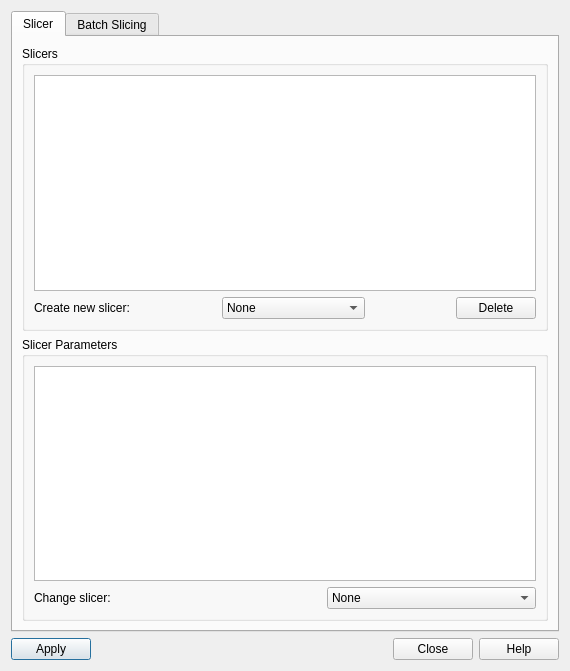
The window that src/sas/qtgui/Plotting/UI/SlicerParametersUI.ui (SasView/sasview) describes before a commit, drawn with Qt 5.
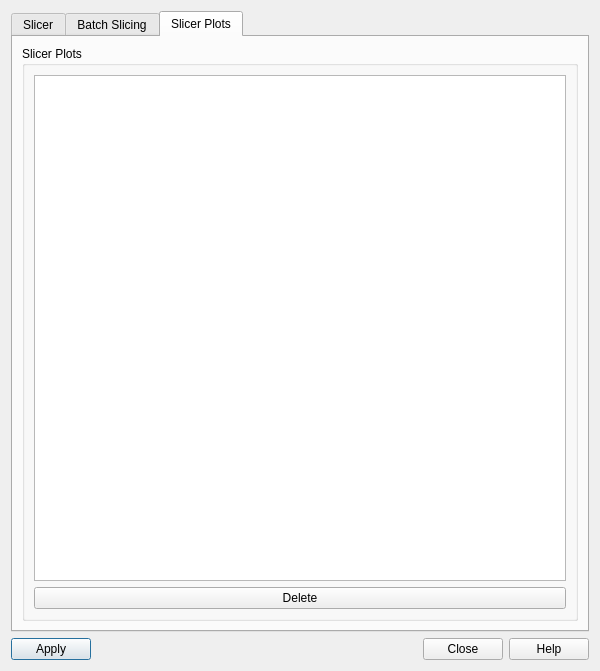
The same window after the commit. The open tabs and pages were chosen to show the change. Icons and pictures are not drawn.

Commit message:
Slicer plot stacking (#3806)
* Adds StackableMixin to stack plots of the same slicer type

* UI implementation

* Default to stacking

```diff
--- a/src/sas/qtgui/Plotting/UI/SlicerParametersUI.ui
+++ b/src/sas/qtgui/Plotting/UI/SlicerParametersUI.ui
@@ -6,7 +6,7 @@
    <rect>
     <x>0</x>
     <y>0</y>
-    <width>570</width>
+    <width>600</width>
     <height>671</height>
    </rect>
   </property>
@@ -16,6 +16,12 @@
     <verstretch>0</verstretch>
    </sizepolicy>
   </property>
+  <property name="minimumSize">
+   <size>
+    <width>600</width>
+    <height>671</height>
+   </size>
+  </property>
   <property name="windowTitle">
    <string>Slicer Parameters</string>
   </property>
@@ -281,6 +287,29 @@
               </property>
              </widget>
             </item>
+            <item>
+             <spacer name="horizontalSpacer_4">
+              <property name="orientation">
+               <enum>Qt::Horizontal</enum>
+              </property>
+              <property name="sizeHint" stdset="0">
+               <size>
+                <width>40</width>
+                <height>20</height>
+               </size>
+              </property>
+             </spacer>
+            </item>
+            <item>
+             <widget class="QCheckBox" name="cbStackPlots">
+              <property name="toolTip">
+               <string>When checked, slicers of the same type will append to the same plot instead of creating separate plots</string>
+              </property>
+              <property name="text">
+               <string>Stack Plots</string>
+              </property>
+             </widget>
+            </item>
            </layout>
           </item>
          </layout>
@@ -461,6 +490,45 @@
        </item>
       </layout>
      </widget>
+     <widget class="QWidget" name="tab_3">
+      <attribute name="title">
+       <string>Slicer Plots</string>
+      </attribute>
+      <layout class="QGridLayout" name="gridLayout_7">
+       <item row="0" column="0">
+        <widget class="QGroupBox" name="groupBox_4">
+         <property name="sizePolicy">
+          <sizepolicy hsizetype="Preferred" vsizetype="MinimumExpanding">
+           <horstretch>0</horstretch>
+           <verstretch>0</verstretch>
+          </sizepolicy>
+         </property>
+         <property name="title">
+          <string>Slicer Plots</string>
+         </property>
+         <layout class="QGridLayout" name="gridLayout_8">
+          <item row="0" column="0">
+           <widget class="QListWidget" name="lstSlicerPlots">
+            <property name="sizePolicy">
+             <sizepolicy hsizetype="Expanding" vsizetype="MinimumExpanding">
+              <horstretch>0</horstretch>
+              <verstretch>0</verstretch>
+             </sizepolicy>
+            </property>
+           </widget>
+          </item>
+          <item row="1" column="0">
+           <widget class="QPushButton" name="cmdDelSlicerPlots">
+            <property name="text">
+             <string>Delete</string>
+            </property>
+           </widget>
+          </item>
+         </layout>
+        </widget>
+       </item>
+      </layout>
+     </widget>
     </widget>
    </item>
   </layout>
```
The commit also changes 7 other files.
